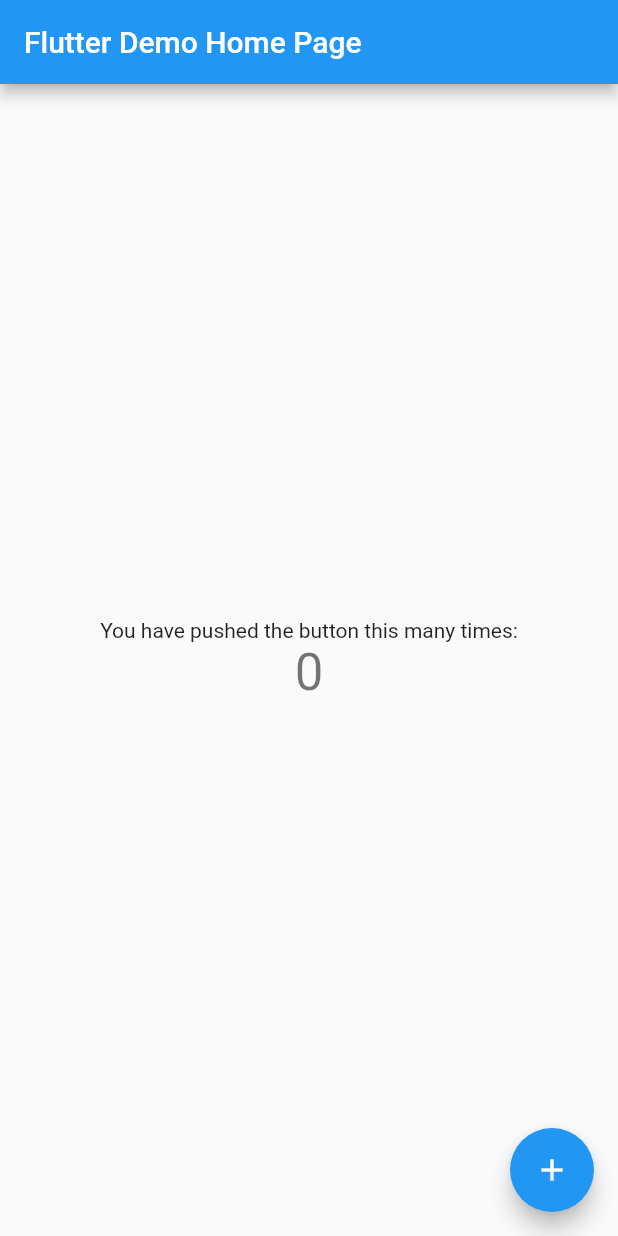
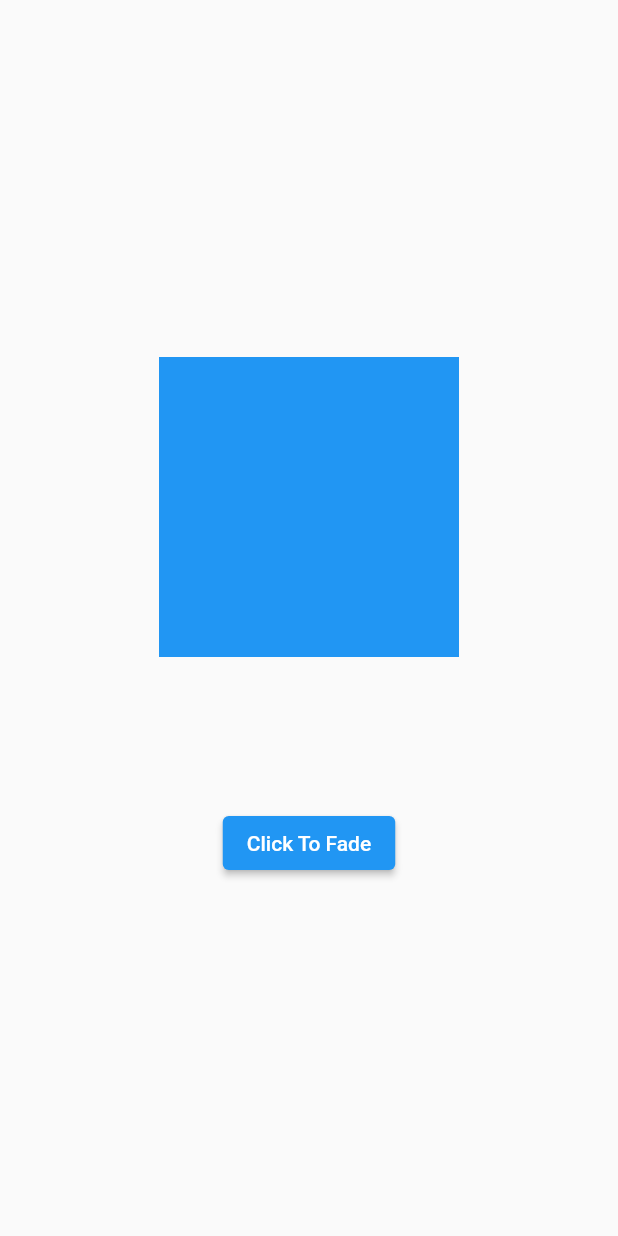
Before and after one commit to alirezabashi98/animation-flutter, a Flutter app: the screen it shows after launch, on a phone screen of 412 x 824 dp. Run offline on Flutter 3.47's test engine with Material 2 defaults, Android fonts, the phone set to English and light mode, and no system bars.

Commit message:
add animation opacity

```diff
--- a/lib/main.dart
+++ b/lib/main.dart
@@ -1,4 +1,5 @@
 import 'package:flutter/material.dart';
+import 'package:flutter_example_animation/screean/opacity_animation_screen.dart';
 
 void main() {
   runApp(const MyApp());
@@ -7,109 +8,10 @@
 class MyApp extends StatelessWidget {
   const MyApp({super.key});
 
-  // This widget is the root of your application.
   @override
   Widget build(BuildContext context) {
     return MaterialApp(
-      title: 'Flutter Demo',
-      theme: ThemeData(
-        // This is the theme of your application.
-        //
-        // Try running your application with "flutter run". You'll see the
-        // application has a blue toolbar. Then, without quitting the app, try
-        // changing the primarySwatch below to Colors.green and then invoke
-        // "hot reload" (press "r" in the console where you ran "flutter run",
-        // or simply save your changes to "hot reload" in a Flutter IDE).
-        // Notice that the counter didn't reset back to zero; the application
-        // is not restarted.
-        primarySwatch: Colors.blue,
-      ),
-      home: const MyHomePage(title: 'Flutter Demo Home Page'),
+      home: OpacityAnimationScreen(),
     );
   }
 }
-
-class MyHomePage extends StatefulWidget {
-  const MyHomePage({super.key, required this.title});
-
-  // This widget is the home page of your application. It is stateful, meaning
-  // that it has a State object (defined below) that contains fields that affect
-  // how it looks.
-
-  // This class is the configuration for the state. It holds the values (in this
-  // case the title) provided by the parent (in this case the App widget) and
-  // used by the build method of the State. Fields in a Widget subclass are
-  // always marked "final".
-
-  final String title;
-
-  @override
-  State<MyHomePage> createState() => _MyHomePageState();
-}
-
-class _MyHomePageState extends State<MyHomePage> {
-  int _counter = 0;
-
-  void _incrementCounter() {
-    setState(() {
-      // This call to setState tells the Flutter framework that something has
-      // changed in this State, which causes it to rerun the build method below
-      // so that the display can reflect the updated values. If we changed
-      // _counter without calling setState(), then the build method would not be
-      // called again, and so nothing would appear to happen.
-      _counter++;
-    });
-  }
-
-  @override
-  Widget build(BuildContext context) {
-    // This method is rerun every time setState is called, for instance as done
-    // by the _incrementCounter method above.
-    //
-    // The Flutter framework has been optimized to make rerunning build methods
-    // fast, so that you can just rebuild anything that needs updating rather
-    // than having to individually change instances of widgets.
-    return Scaffold(
-      appBar: AppBar(
-        // Here we take the value from the MyHomePage object that was created by
-        // the App.build method, and use it to set our appbar title.
-        title: Text(widget.title),
-      ),
-      body: Center(
-        // Center is a layout widget. It takes a single child and positions it
-        // in the middle of the parent.
-        child: Column(
-          // Column is also a layout widget. It takes a list of children and
-          // arranges them vertically. By default, it sizes itself to fit its
-          // children horizontally, and tries to be as tall as its parent.
-          //
-          // Invoke "debug painting" (press "p" in the console, choose the
-          // "Toggle Debug Paint" action from the Flutter Inspector in Android
-          // Studio, or the "Toggle Debug Paint" command in Visual Studio Code)
-          // to see the wireframe for each widget.
-          //
-          // Column has various properties to control how it sizes itself and
-          // how it positions its children. Here we use mainAxisAlignment to
-          // center the children vertically; the main axis here is the vertical
-          // axis because Columns are vertical (the cross axis would be
-          // horizontal).
-          mainAxisAlignment: MainAxisAlignment.center,
-          children: <Widget>[
-            const Text(
-              'You have pushed the button this many times:',
-            ),
-            Text(
-              '$_counter',
-              style: Theme.of(context).textTheme.headline4,
-            ),
-          ],
-        ),
-      ),
-      floatingActionButton: FloatingActionButton(
-        onPressed: _incrementCounter,
-        tooltip: 'Increment',
-        child: const Icon(Icons.add),
-      ), // This trailing comma makes auto-formatting nicer for build methods.
-    );
-  }
-}
--- /dev/null
+++ b/lib/screean/opacity_animation_screen.dart
@@ -0,0 +1,45 @@
+import 'package:flutter/material.dart';
+import 'package:flutter/src/widgets/container.dart';
+import 'package:flutter/src/widgets/framework.dart';
+
+class OpacityAnimationScreen extends StatefulWidget {
+  const OpacityAnimationScreen({super.key});
+
+  @override
+  State<OpacityAnimationScreen> createState() => _OpacityAnimationScreenState();
+}
+
+class _OpacityAnimationScreenState extends State<OpacityAnimationScreen> {
+  double opacity = 1;
+
+  @override
+  Widget build(BuildContext context) {
+    return Scaffold(
+      body: Center(
+        child: Column(
+          mainAxisAlignment: MainAxisAlignment.center,
+          children: [
+            AnimatedOpacity(
+              duration: Duration(seconds: 1),
+              opacity: opacity,
+              child: Container(
+                height: 200,
+                width: 200,
+                color: Colors.blue,
+              ),
+            ),
+            SizedBox(height: 100),
+            ElevatedButton(
+              onPressed: () {
+                setState(() {
+                  opacity == 1 ? opacity = 0 : opacity = 1;
+                });
+              },
+              child: Text("Click To Fade"),
+            ),
+          ],
+        ),
+      ),
+    );
+  }
+}
--- a/pubspec.yaml
+++ b/pubspec.yaml
@@ -46,7 +46,7 @@
   # activated in the `analysis_options.yaml` file located at the root of your
   # package. See that file for information about deactivating specific lint
   # rules and activating additional ones.
-  flutter_lints: ^2.0.0
+  #flutter_lints: ^2.0.0
 
 # For information on the generic Dart part of this file, see the
 # following page: https://dart.dev/tools/pub/pubspec
```
Also changed, not shown: pubspec.lock.
